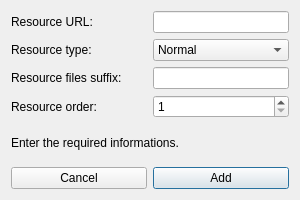
abdullah-radwan/ChartsFinder2, file src/adddialog.ui: the form before one commit.
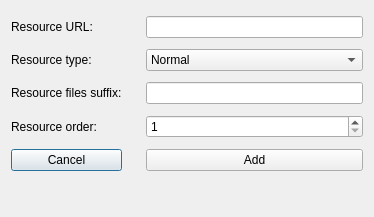
The form after the commit. Icons and pictures are not drawn.

```diff
--- a/src/adddialog.ui
+++ b/src/adddialog.ui
@@ -6,45 +6,67 @@
    <rect>
     <x>0</x>
     <y>0</y>
-    <width>300</width>
-    <height>200</height>
+    <width>374</width>
+    <height>217</height>
    </rect>
   </property>
   <property name="windowTitle">
    <string>Add a resource</string>
   </property>
-  <layout class="QVBoxLayout" name="verticalLayout">
-   <item>
-    <layout class="QHBoxLayout" name="urlLayout">
-     <item>
+  <layout class="QGridLayout" name="gridLayout">
+   <item row="0" column="0">
       <widget class="QLabel" name="urlLabel">
        <property name="text">
         <string>Resource URL:</string>
        </property>
       </widget>
      </item>
-     <item>
-      <widget class="QLineEdit" name="urlEdit">
-       <property name="sizePolicy">
-        <sizepolicy hsizetype="Preferred" vsizetype="Fixed">
-         <horstretch>0</horstretch>
-         <verstretch>0</verstretch>
-        </sizepolicy>
-       </property>
-      </widget>
-     </item>
-    </layout>
-   </item>
-   <item>
-    <layout class="QHBoxLayout" name="typeLayout">
-     <item>
+   <item row="1" column="0">
       <widget class="QLabel" name="typeLabel">
        <property name="text">
         <string>Resource type:</string>
        </property>
       </widget>
      </item>
-     <item>
+   <item row="2" column="4">
+    <widget class="QLineEdit" name="suffixEdit"/>
+   </item>
+   <item row="6" column="0">
+    <widget class="QPushButton" name="cancelButton">
+     <property name="text">
+      <string>Cancel</string>
+     </property>
+     <property name="icon">
+      <iconset resource="../res/res.qrc">
+       <normaloff>:/cancel.svg</normaloff>:/cancel.svg</iconset>
+     </property>
+    </widget>
+   </item>
+   <item row="6" column="4">
+    <widget class="QPushButton" name="addButton">
+     <property name="text">
+      <string>Add</string>
+     </property>
+     <property name="icon">
+      <iconset resource="../res/res.qrc">
+       <normaloff>:/add.svg</normaloff>:/add.svg</iconset>
+     </property>
+    </widget>
+   </item>
+   <item row="4" column="4">
+    <widget class="QSpinBox" name="orderSpin">
+     <property name="minimum">
+      <number>1</number>
+     </property>
+     <property name="maximum">
+      <number>999999999</number>
+     </property>
+    </widget>
+   </item>
+   <item row="0" column="4">
+    <widget class="QLineEdit" name="urlEdit"/>
+   </item>
+   <item row="1" column="4">
       <widget class="QComboBox" name="typeCombo">
        <item>
         <property name="text">
@@ -58,84 +80,34 @@
        </item>
       </widget>
      </item>
-    </layout>
-   </item>
-   <item>
-    <layout class="QHBoxLayout" name="suffixLayout">
-     <item>
+   <item row="2" column="0">
       <widget class="QLabel" name="suffixLabel">
        <property name="text">
         <string>Resource files suffix:</string>
        </property>
       </widget>
      </item>
-     <item>
-      <widget class="QLineEdit" name="suffixEdit">
-       <property name="sizePolicy">
-        <sizepolicy hsizetype="Preferred" vsizetype="Fixed">
-         <horstretch>0</horstretch>
-         <verstretch>0</verstretch>
-        </sizepolicy>
-       </property>
-      </widget>
-     </item>
-    </layout>
-   </item>
-   <item>
-    <layout class="QHBoxLayout" name="orderLayout">
-     <item>
+   <item row="4" column="0">
       <widget class="QLabel" name="orderLabel">
        <property name="text">
         <string>Resource order:</string>
        </property>
       </widget>
      </item>
-     <item>
-      <widget class="QSpinBox" name="orderSpin">
-       <property name="minimum">
-        <number>1</number>
-       </property>
-      </widget>
-     </item>
-    </layout>
-   </item>
-   <item>
+   <item row="7" column="0" colspan="5">
     <widget class="QLabel" name="statusLabel">
-     <property name="text">
-      <string>Enter the required informations.</string>
+     <property name="sizePolicy">
+      <sizepolicy hsizetype="Preferred" vsizetype="Fixed">
+       <horstretch>0</horstretch>
+       <verstretch>0</verstretch>
+      </sizepolicy>
      </property>
-    </widget>
-   </item>
-   <item>
-    <layout class="QHBoxLayout" name="buttonsLayout">
-     <item>
-      <widget class="QPushButton" name="cancelButton">
-       <property name="text">
-        <string>Cancel</string>
-       </property>
-       <property name="icon">
-        <iconset resource="res.qrc">
-         <normaloff>:/res/icons/cancel.svg</normaloff>:/res/icons/cancel.svg</iconset>
-       </property>
-       <property name="autoDefault">
+     <property name="visible">
         <bool>false</bool>
        </property>
       </widget>
      </item>
-     <item>
-      <widget class="QPushButton" name="addButton">
-       <property name="text">
-        <string>Add</string>
-       </property>
-       <property name="icon">
-        <iconset resource="res.qrc">
-         <normaloff>:/res/icons/add.svg</normaloff>:/res/icons/add.svg</iconset>
-       </property>
-      </widget>
-     </item>
-    </layout>
-   </item>
-  </layout>
+  </layout>
  </widget>
  <resources>
   <include location="res.qrc"/>
```
Left out of the diff: 12 changed lines with no effect on the pictures. Lines whose indentation alone changed are shown as unchanged.
